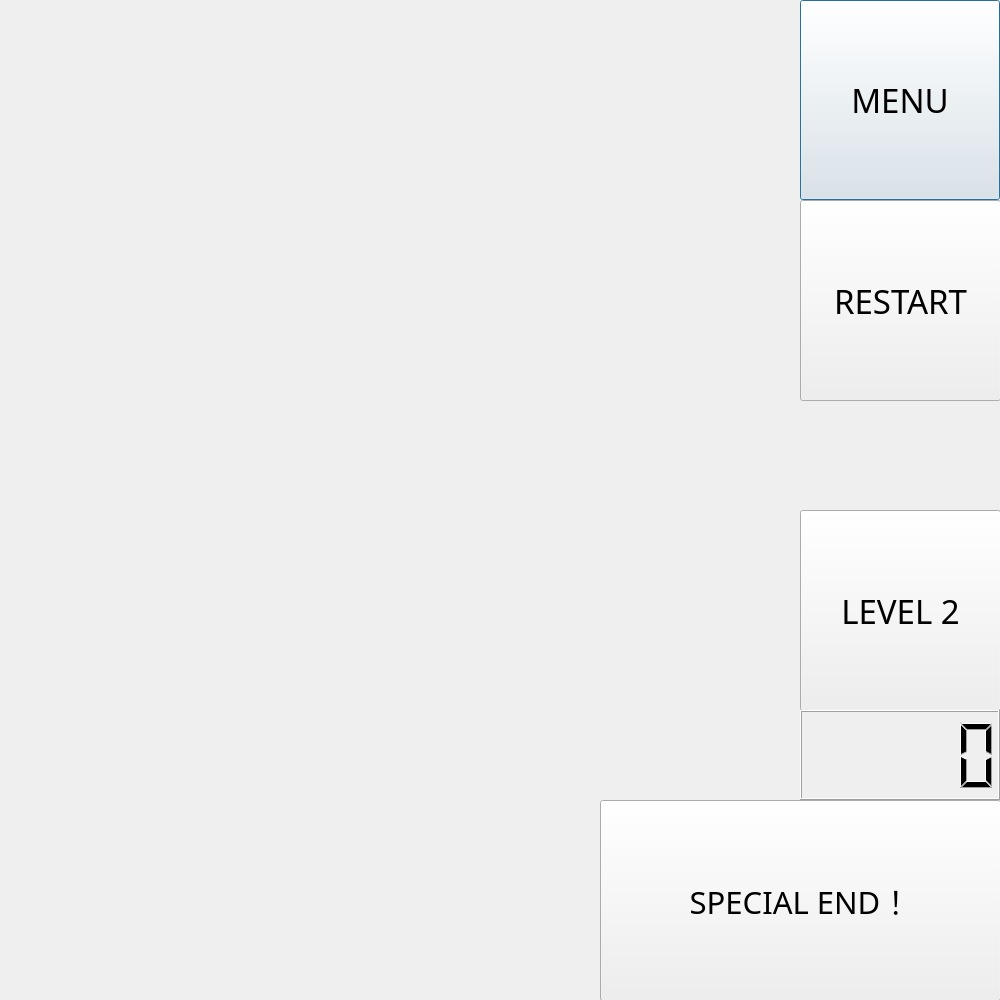
Qt form level_1.ui (YEN-PO-CHEN/SOKOBAN) before a commit.
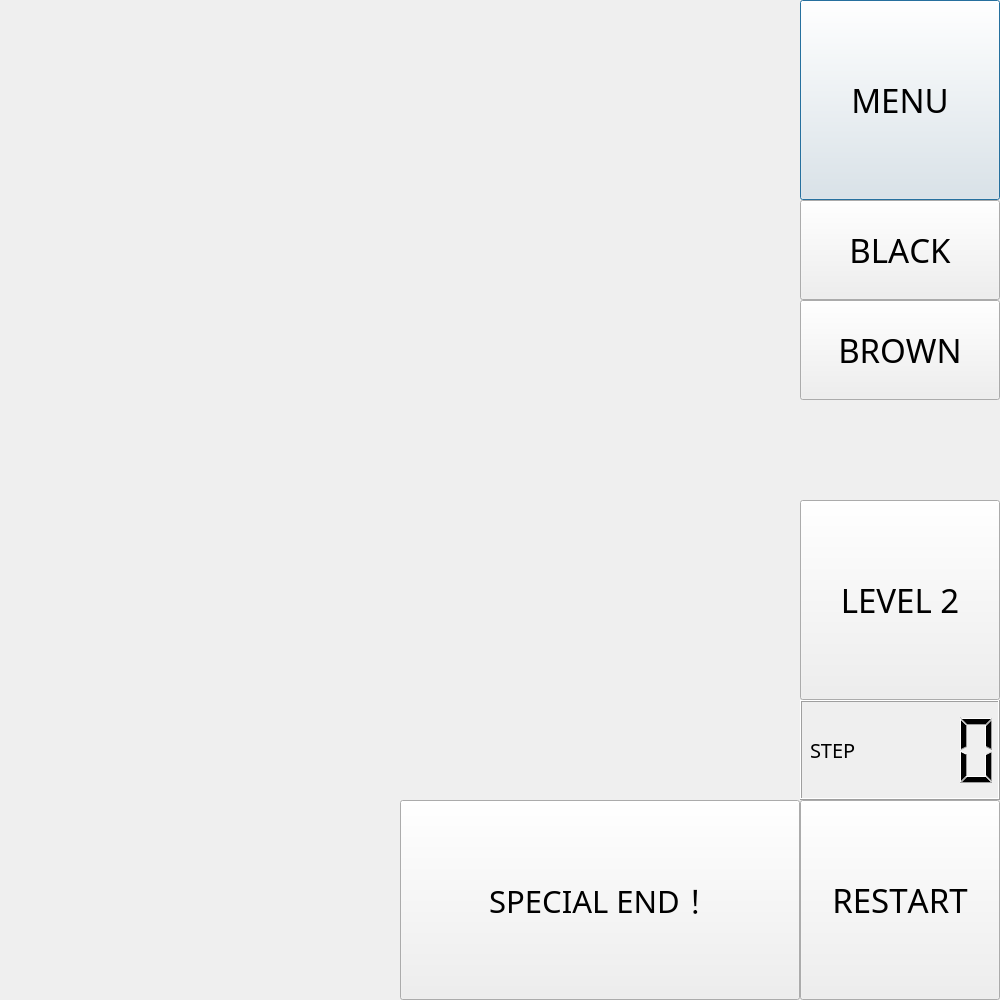
The same form after that commit.

Patch:
```diff
--- a/level_1.ui
+++ b/level_1.ui
@@ -10,6 +10,18 @@
     <height>1000</height>
    </rect>
   </property>
+  <property name="font">
+   <font>
+    <family>SetoFont</family>
+    <pointsize>25</pointsize>
+    <weight>50</weight>
+    <italic>false</italic>
+    <bold>false</bold>
+    <underline>false</underline>
+    <strikeout>false</strikeout>
+    <kerning>false</kerning>
+   </font>
+  </property>
   <property name="windowTitle">
    <string>Dialog</string>
   </property>
@@ -47,15 +59,21 @@
    <property name="geometry">
     <rect>
      <x>800</x>
-     <y>200</y>
-     <width>201</width>
-     <height>201</height>
+     <y>800</y>
+     <width>200</width>
+     <height>200</height>
     </rect>
    </property>
    <property name="font">
     <font>
      <family>SetoFont</family>
      <pointsize>25</pointsize>
+     <weight>50</weight>
+     <italic>false</italic>
+     <bold>false</bold>
+     <underline>false</underline>
+     <strikeout>false</strikeout>
+     <kerning>false</kerning>
     </font>
    </property>
    <property name="text">
@@ -66,15 +84,21 @@
    <property name="geometry">
     <rect>
      <x>800</x>
-     <y>510</y>
-     <width>201</width>
-     <height>201</height>
+     <y>500</y>
+     <width>200</width>
+     <height>200</height>
     </rect>
    </property>
    <property name="font">
     <font>
      <family>SetoFont</family>
      <pointsize>25</pointsize>
+     <weight>50</weight>
+     <italic>false</italic>
+     <bold>false</bold>
+     <underline>false</underline>
+     <strikeout>false</strikeout>
+     <kerning>false</kerning>
     </font>
    </property>
    <property name="text">
@@ -85,11 +109,17 @@
    <property name="geometry">
     <rect>
      <x>800</x>
-     <y>710</y>
+     <y>700</y>
      <width>200</width>
-     <height>90</height>
+     <height>100</height>
     </rect>
    </property>
+   <property name="sizePolicy">
+    <sizepolicy hsizetype="Minimum" vsizetype="Minimum">
+     <horstretch>0</horstretch>
+     <verstretch>0</verstretch>
+    </sizepolicy>
+   </property>
    <property name="smallDecimalPoint">
     <bool>false</bool>
    </property>
@@ -109,16 +139,20 @@
   <widget class="QPushButton" name="specialButton">
    <property name="geometry">
     <rect>
-     <x>600</x>
+     <x>400</x>
      <y>800</y>
-     <width>401</width>
-     <height>201</height>
+     <width>400</width>
+     <height>200</height>
     </rect>
    </property>
    <property name="font">
     <font>
      <family>SetoFont</family>
      <pointsize>23</pointsize>
+     <weight>50</weight>
+     <italic>false</italic>
+     <bold>false</bold>
+     <underline>false</underline>
      <strikeout>false</strikeout>
      <kerning>true</kerning>
     </font>
@@ -127,6 +161,57 @@
     <string>SPECIAL END！</string>
    </property>
   </widget>
+  <widget class="QLabel" name="label">
+   <property name="geometry">
+    <rect>
+     <x>810</x>
+     <y>700</y>
+     <width>60</width>
+     <height>100</height>
+    </rect>
+   </property>
+   <property name="font">
+    <font>
+     <family>SetoFont</family>
+     <pointsize>15</pointsize>
+     <weight>50</weight>
+     <italic>false</italic>
+     <bold>false</bold>
+     <underline>false</underline>
+     <strikeout>false</strikeout>
+     <kerning>false</kerning>
+    </font>
+   </property>
+   <property name="text">
+    <string>STEP</string>
+   </property>
+  </widget>
+  <widget class="QPushButton" name="pushButton">
+   <property name="geometry">
+    <rect>
+     <x>800</x>
+     <y>200</y>
+     <width>200</width>
+     <height>100</height>
+    </rect>
+   </property>
+   <property name="text">
+    <string>BLACK</string>
+   </property>
+  </widget>
+  <widget class="QPushButton" name="pushButton_2">
+   <property name="geometry">
+    <rect>
+     <x>800</x>
+     <y>300</y>
+     <width>200</width>
+     <height>100</height>
+    </rect>
+   </property>
+   <property name="text">
+    <string>BROWN</string>
+   </property>
+  </widget>
  </widget>
  <resources/>
  <connections/>
```
Left out of the diff: 4 changed lines with no effect on the pictures.
